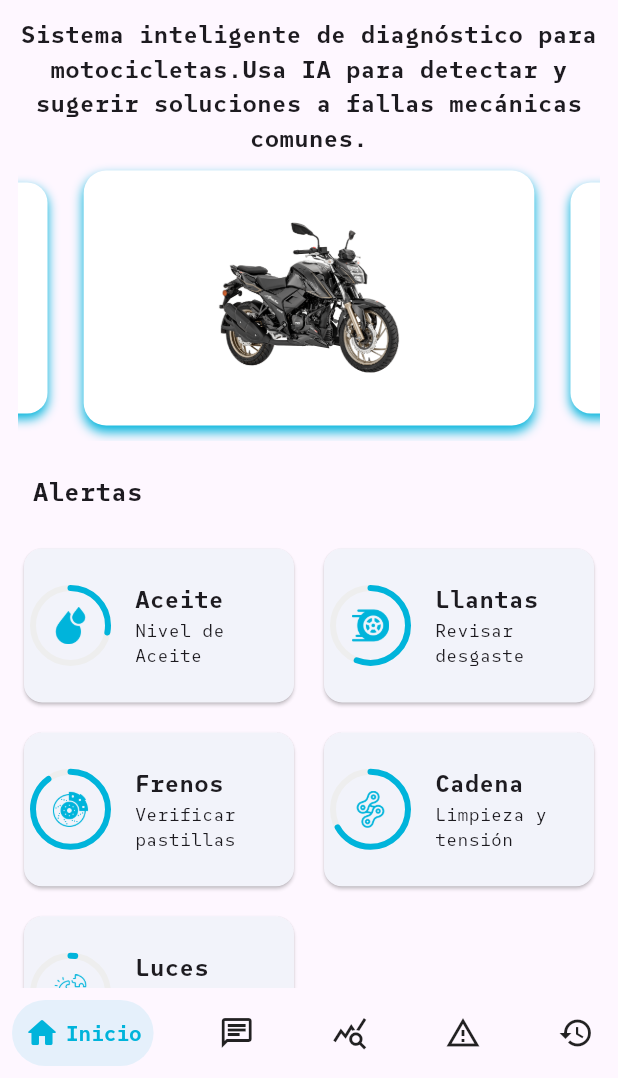
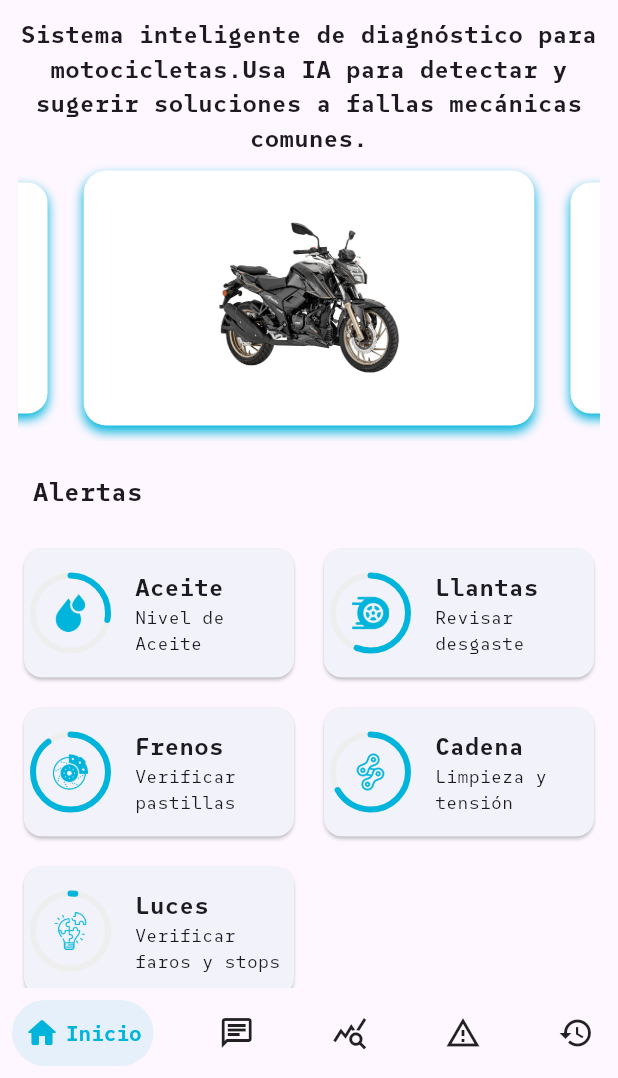
Before and after one commit to Alexyr28/Flutter, a Flutter app: the HomeFixMec screen opened directly with empty values, on a phone screen of 412 x 824 dp, the part 158-1236 px from its top. Run offline on Flutter 3.47's test engine with Material 3 defaults, Android fonts, the phone set to English and light mode, and no system bars; drawn by our look-alikes of animated_text_kit, auto_size_text, carousel_slider, percent_indicator, salomon_bottom_bar; our stand-ins replace cloud_firestore, firebase_auth, firebase_core, flutter_markdown, lottie, shared_preferences; accounts and stored records are empty.

Commit message:
feat: Cambios

```diff
--- a/fixmec/lib/pages/ui/inicio.dart
+++ b/fixmec/lib/pages/ui/inicio.dart
@@ -114,7 +114,7 @@ class _InicioFixMec extends State<InicioFixMec> {
             crossAxisSpacing: 12,
             shrinkWrap: true,
             physics: const NeverScrollableScrollPhysics(),
-            childAspectRatio: 1.7,
+            childAspectRatio: 2.0,
             children: [
               PercentFixMec(
                 title: loc.translate("oil"),
--- a/fixmec/lib/widgets/percent.dart
+++ b/fixmec/lib/widgets/percent.dart
@@ -61,7 +61,8 @@ class PercentFixMec extends StatelessWidget {
                     ),
                     overflow: TextOverflow.ellipsis,
                   ),
-                  AnimatedTextKit(
+                  Flexible(
+                    child: AnimatedTextKit(
                       key: UniqueKey(),
                       animatedTexts: [
                         TypewriterAnimatedText(
@@ -74,6 +75,7 @@ class PercentFixMec extends StatelessWidget {
                       ],
                       isRepeatingAnimation: true,
                     ),
+                  ),
                 ],
               ),
             ),
```
Lines whose indentation alone changed are shown as unchanged.
